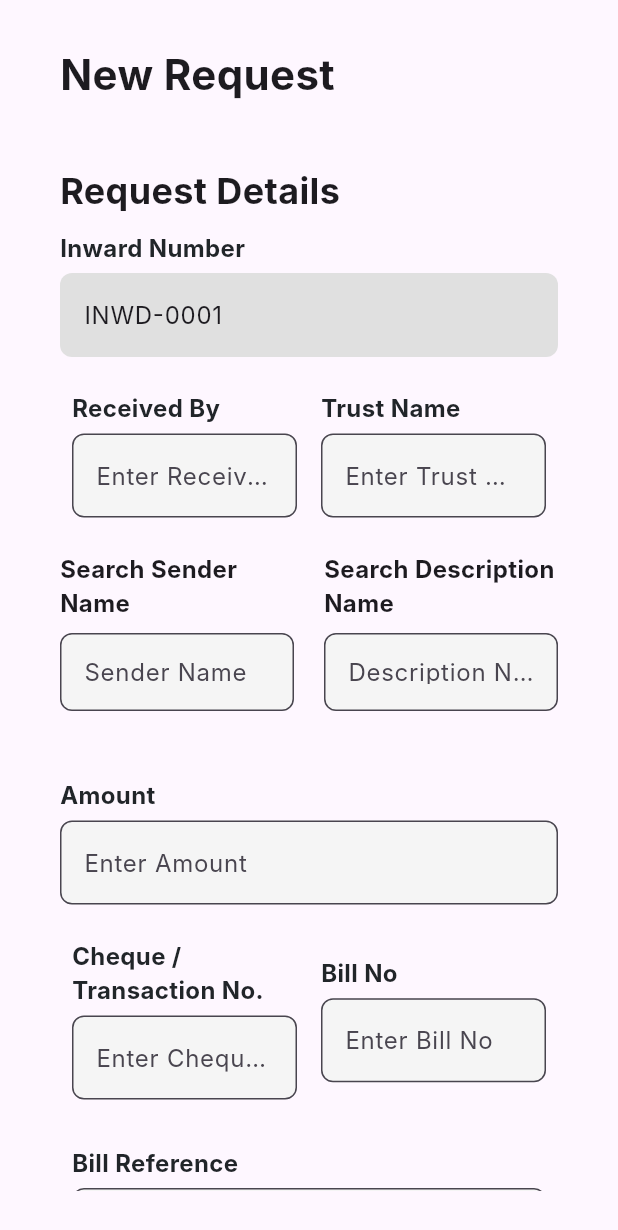
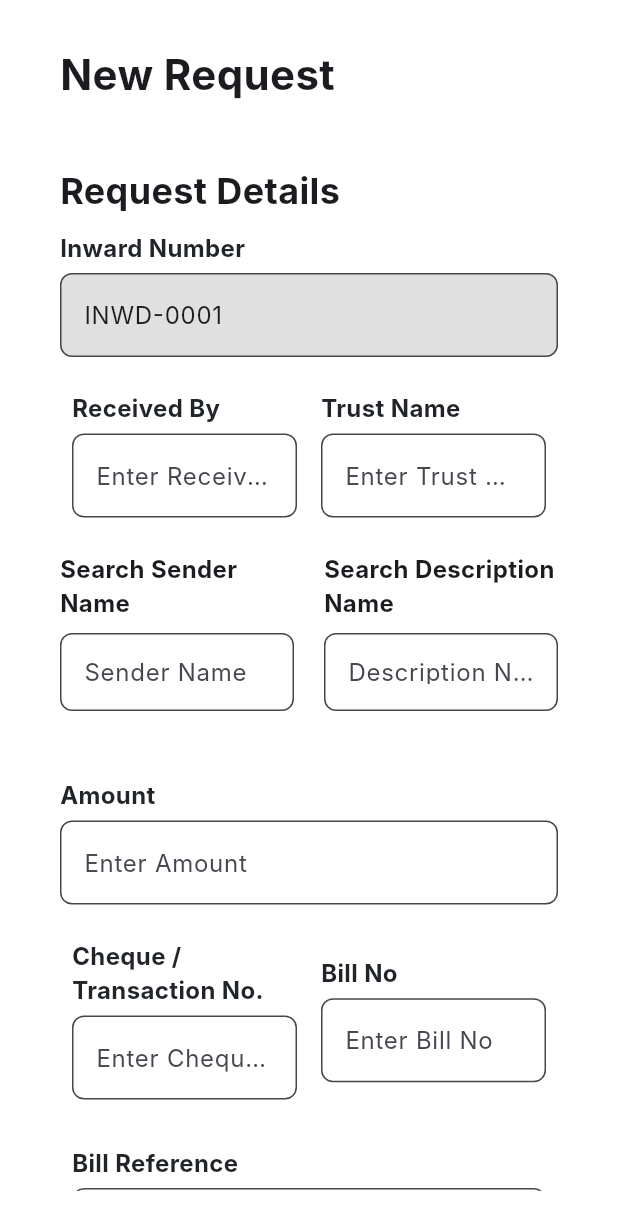
Before and after one commit to GaryChettiar/aid_hub, a Flutter app: the screen it shows after launch, after a tap on "+ Add Inward", on a phone screen of 412 x 824 dp. Shown: the top 1230 px of the screen. Run offline on Flutter 3.47's test engine with Material 3 defaults, Android fonts, the phone set to English and light mode, and no system bars; drawn by our look-alikes of flutter_typeahead; our stand-ins replace cloud_firestore, file_picker, firebase_core, loading_animation_widget, pdf, printing; missing offline and left inert: excel; accounts and stored records are empty; Roboto replaces fonts that are missing (Inter).

Commit message:
all funcs added

```diff
--- a/lib/main.dart
+++ b/lib/main.dart
@@ -57,8 +57,8 @@ int _currentBatchIndex=1;
 
 
   }
-    void _performSearch({String status=""}) async {
-  if (status.isEmpty) return;
+    void _performSearch() async {
+
 
   final batchSnapshots = await FirebaseFirestore.instance
       .collection('groupedInwards')
@@ -74,10 +74,14 @@ int _currentBatchIndex=1;
       final inwardData = entry.value as Map<String, dynamic>;
       final docStatus = (inwardData['status'] ?? '').toString();
 
-      if (status=="All"||docStatus == status) {
+      if (_matchesStatus(docStatus) &&
+    _matchesInwardSearch(inwardNo) &&
+    _matchesSenderSearch(inwardData['senderName'] as String?)) {
   inwardData['inwardNo'] ??= inwardNo;
   matchedInwards.add(inwardData);
 }
+
+
     }
   }
 
@@ -143,6 +147,11 @@ setState(() {
     if (_nameController.text.isEmpty) return true;
     return senderName?.toLowerCase().contains(_nameController.text.toLowerCase()) ?? false;
   }
+  bool _matchesStatus(String? status) {
+  if (_selectedStatus == null || _selectedStatus == 'All') return true;
+  return status?.toLowerCase() == _selectedStatus!.toLowerCase();
+}
+
 String? _selectedStatus; // e.g., "All", "Pending", "Approved", etc.
 
   @override
@@ -154,14 +163,18 @@ String? _selectedStatus; // e.g., "All", "Pending", "Approved", etc.
         mainAxisAlignment: MainAxisAlignment.center,
         mainAxisSize: MainAxisSize.min,
         children: [
-          Row(
+          Container(
+            color: const Color.fromARGB(61, 201, 201, 201),
+            child: Row(
+
               mainAxisAlignment: MainAxisAlignment.center,
               mainAxisSize: MainAxisSize.max,
               children: [
-              Text('AOB',style: TextStyle(fontSize: 24,fontWeight: FontWeight.bold),),
+               Image.asset('logo.png',height: 120),
                 SizedBox(width: 10,),
-              Text('Finance Office',style: TextStyle(fontSize: 24,fontWeight: FontWeight.bold),),
+                Text('Finance Office',style: TextStyle(fontSize: 28,fontWeight: FontWeight.bold),),
               ],
+            ),
           ),
           SizedBox(height: 50),
           Padding(
@@ -204,12 +217,12 @@ String? _selectedStatus; // e.g., "All", "Pending", "Approved", etc.
                               border: OutlineInputBorder(
                                   borderRadius: BorderRadius.all(Radius.circular(50))),
                               suffixIcon: IconButton(
-                                onPressed: () => _performSearch(),
+                                onPressed: () => _performSearch,
                                 icon: Icon(Icons.search),
                               ),
                               hintText: "Search by Inward Number",
                             ),
-                            onSubmitted: (value) => _performSearch(),
+                            onSubmitted: (value) => _performSearch,
                           ),
                         ),
                         SizedBox(width: 10),
@@ -228,7 +241,7 @@ String? _selectedStatus; // e.g., "All", "Pending", "Approved", etc.
                               hintText: "Search by Name",
                             ),
                             onSubmitted: (value) {
-                             _performSearch(status: _selectedStatus!);
+                             _performSearch;
                             },
                           ),
                         ),
@@ -261,7 +274,7 @@ String? _selectedStatus; // e.g., "All", "Pending", "Approved", etc.
                                     setState(() {
                                       _selectedStatus = value;
                                     });
-                                    _performSearch(status: value!);
+                                    _performSearch;
                                   },
                                 ),
                         ),
--- a/lib/new_inward.dart
+++ b/lib/new_inward.dart
@@ -467,7 +467,7 @@ Future<void> launchEmail({
             decoration: InputDecoration(
               hintText: "Enter $label",
               filled: true,
-              fillColor: Colors.grey.shade100,
+              fillColor: Colors.white,
               border: OutlineInputBorder(borderSide: BorderSide(color: Colors.black,width: 1,style: BorderStyle.solid), borderRadius: BorderRadius.circular(8)),
             ),
           ),
@@ -599,6 +599,7 @@ Future<void> launchEmail({
   @override
   Widget build(BuildContext context) {
     return  Scaffold(
+      backgroundColor: Colors.white,
       body:
       (_isLoadingSenders || _isLoadingDescriptions||_isLoadingDescriptions)?
       Center(
@@ -630,7 +631,7 @@ Future<void> launchEmail({
                    decoration: InputDecoration(
                      filled: true,
                      fillColor: Colors.grey.shade300,
-                     border: OutlineInputBorder(borderSide: BorderSide.none, borderRadius: BorderRadius.circular(8)),
+                     border: OutlineInputBorder(borderSide: BorderSide(color: Colors.black,width: 1), borderRadius: BorderRadius.circular(8)),
                    ),
                  ),
                  SizedBox(height: 15),
@@ -686,7 +687,7 @@ Future<void> launchEmail({
                    decoration: InputDecoration(
                      labelText: 'Sender Name',
                      filled: true,
-                     fillColor: Colors.grey.shade100,
+                     fillColor: Colors.white,
                                    border: OutlineInputBorder(borderSide: BorderSide(color: Colors.black,width: 1,style: BorderStyle.solid), borderRadius: BorderRadius.circular(8)),
 
                      contentPadding:
@@ -740,7 +741,7 @@ Future<void> launchEmail({
                    decoration: InputDecoration(
                      labelText: 'Description Name',
                      filled: true,
-                     fillColor: Colors.grey.shade100,
+                     fillColor: Colors.white,
                                    border: OutlineInputBorder(borderSide: BorderSide(color: Colors.black,width: 1,style: BorderStyle.solid), borderRadius: BorderRadius.circular(8)),
 
                      contentPadding:
@@ -830,7 +831,7 @@ Future<void> launchEmail({
                        decoration: InputDecoration(
                          labelText: 'Description Reference',
                          filled: true,
-                         fillColor: Colors.grey.shade100,
+                         fillColor: Colors.white,
                                        border: OutlineInputBorder(borderSide: BorderSide(color: Colors.black,width: 1,style: BorderStyle.solid), borderRadius: BorderRadius.circular(8)),
 
                          contentPadding:
--- a/pubspec.yaml
+++ b/pubspec.yaml
@@ -72,8 +72,8 @@ flutter:
   uses-material-design: true
 
   # To add assets to your application, add an assets section, like this:
-  # assets:
-  #   - images/a_dot_burr.jpeg
+  assets:
+    - assets/
   #   - images/a_dot_ham.jpeg
 
   # An image asset can refer to one or more resolution-specific "variants", see
```
Also changed, not shown: lib/AddNewSender.dart (added, +119 -0 lines), lib/contact_det.dart (+25 -1 lines), lib/contacts.dart (+27 -1 lines), assets/logo.png (added). Lines whose indentation alone changed are shown as unchanged.
